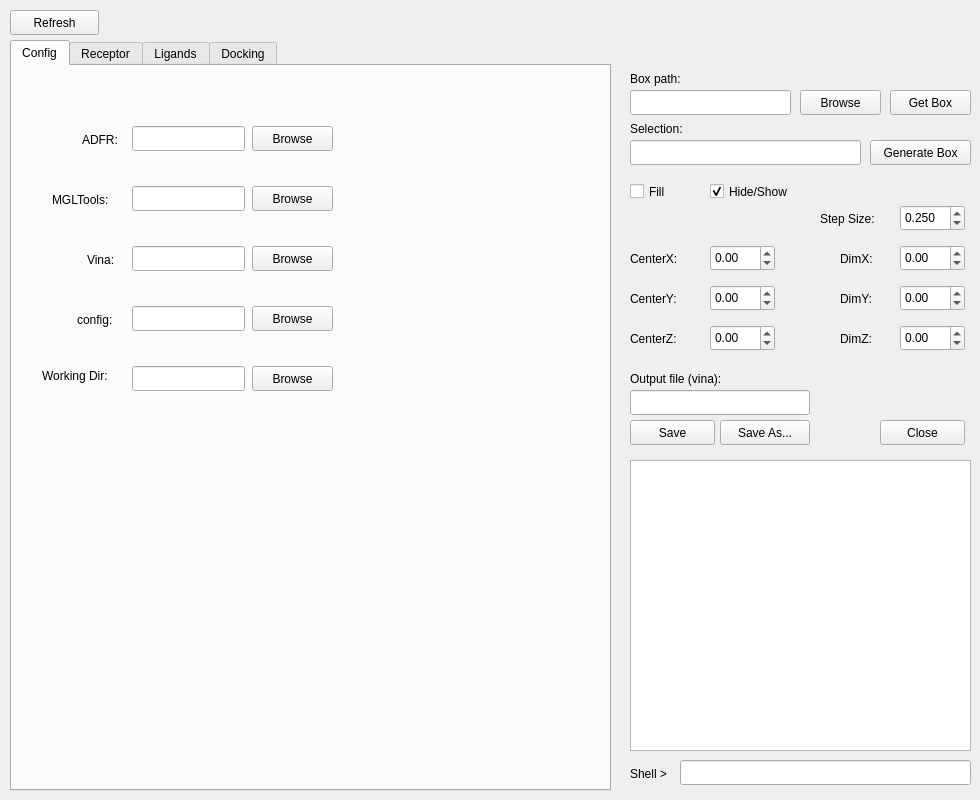
Old version of the form demowidget.ui in the repository gjonwick/MAGI-Dock.
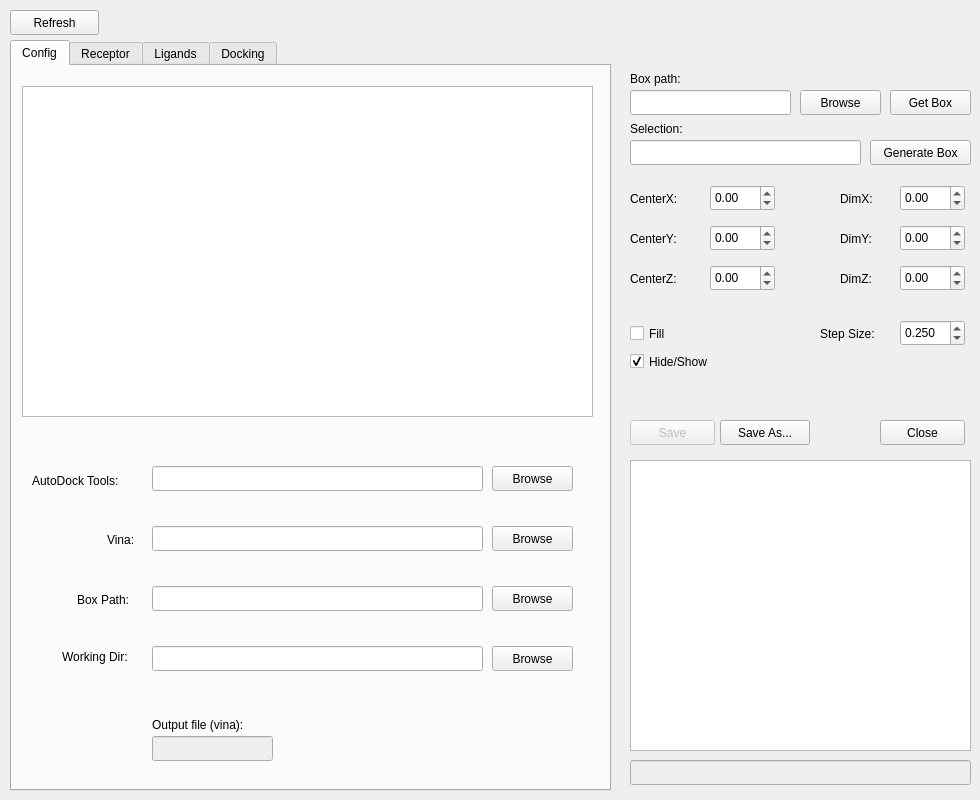
New version of the form. The open tabs and pages were chosen to show the change. Icons and pictures are not drawn.

```diff
--- a/demowidget.ui
+++ b/demowidget.ui
@@ -24,7 +24,7 @@
    <property name="geometry">
     <rect>
      <x>710</x>
-     <y>285</y>
+     <y>225</y>
      <width>65</width>
      <height>26</height>
     </rect>
@@ -43,7 +43,7 @@
    <property name="geometry">
     <rect>
      <x>710</x>
-     <y>325</y>
+     <y>265</y>
      <width>65</width>
      <height>26</height>
     </rect>
@@ -62,7 +62,7 @@
    <property name="geometry">
     <rect>
      <x>710</x>
-     <y>245</y>
+     <y>185</y>
      <width>65</width>
      <height>26</height>
     </rect>
@@ -97,7 +97,7 @@
    <property name="geometry">
     <rect>
      <x>630</x>
-     <y>250</y>
+     <y>190</y>
      <width>67</width>
      <height>17</height>
     </rect>
@@ -110,7 +110,7 @@
    <property name="geometry">
     <rect>
      <x>630</x>
-     <y>290</y>
+     <y>230</y>
      <width>67</width>
      <height>17</height>
     </rect>
@@ -123,7 +123,7 @@
    <property name="geometry">
     <rect>
      <x>630</x>
-     <y>330</y>
+     <y>270</y>
      <width>67</width>
      <height>17</height>
     </rect>
@@ -136,7 +136,7 @@
    <property name="geometry">
     <rect>
      <x>900</x>
-     <y>285</y>
+     <y>225</y>
      <width>65</width>
      <height>26</height>
     </rect>
@@ -155,7 +155,7 @@
    <property name="geometry">
     <rect>
      <x>900</x>
-     <y>245</y>
+     <y>185</y>
      <width>65</width>
      <height>26</height>
     </rect>
@@ -180,7 +180,7 @@
    <property name="geometry">
     <rect>
      <x>840</x>
-     <y>330</y>
+     <y>270</y>
      <width>51</width>
      <height>17</height>
     </rect>
@@ -193,7 +193,7 @@
    <property name="geometry">
     <rect>
      <x>900</x>
-     <y>325</y>
+     <y>265</y>
      <width>65</width>
      <height>26</height>
     </rect>
@@ -212,7 +212,7 @@
    <property name="geometry">
     <rect>
      <x>840</x>
-     <y>290</y>
+     <y>230</y>
      <width>51</width>
      <height>17</height>
     </rect>
@@ -225,7 +225,7 @@
    <property name="geometry">
     <rect>
      <x>840</x>
-     <y>250</y>
+     <y>190</y>
      <width>51</width>
      <height>17</height>
     </rect>
@@ -235,6 +235,9 @@
    </property>
   </widget>
   <widget class="QPushButton" name="save_btn">
+   <property name="enabled">
+    <bool>false</bool>
+   </property>
    <property name="geometry">
     <rect>
      <x>630</x>
@@ -312,7 +315,7 @@
    <property name="geometry">
     <rect>
      <x>900</x>
-     <y>205</y>
+     <y>320</y>
      <width>65</width>
      <height>26</height>
     </rect>
@@ -334,7 +337,7 @@
    <property name="geometry">
     <rect>
      <x>820</x>
-     <y>210</y>
+     <y>325</y>
      <width>67</width>
      <height>17</height>
     </rect>
@@ -343,37 +346,14 @@
     <string>Step Size:</string>
    </property>
   </widget>
-  <widget class="QLineEdit" name="vinaoutput">
-   <property name="geometry">
-    <rect>
-     <x>630</x>
-     <y>390</y>
-     <width>180</width>
-     <height>25</height>
-    </rect>
-   </property>
-  </widget>
-  <widget class="QLabel" name="label_8">
-   <property name="geometry">
-    <rect>
-     <x>630</x>
-     <y>370</y>
-     <width>171</width>
-     <height>17</height>
-    </rect>
-   </property>
-   <property name="text">
-    <string>Output file (vina):</string>
-   </property>
-  </widget>
   <widget class="QCheckBox" name="showBox_ch">
    <property name="enabled">
     <bool>true</bool>
    </property>
    <property name="geometry">
     <rect>
-     <x>710</x>
-     <y>180</y>
+     <x>630</x>
+     <y>350</y>
      <width>101</width>
      <height>23</height>
     </rect>
@@ -416,25 +396,12 @@
     <attribute name="title">
      <string>Config</string>
     </attribute>
-    <widget class="QLineEdit" name="adfrPath_txt">
-     <property name="geometry">
-      <rect>
-       <x>120</x>
-       <y>60</y>
-       <width>113</width>
-       <height>25</height>
-      </rect>
-     </property>
-     <property name="readOnly">
-      <bool>true</bool>
-     </property>
-    </widget>
     <widget class="QLineEdit" name="mglPath_txt">
      <property name="geometry">
       <rect>
-       <x>120</x>
-       <y>120</y>
-       <width>113</width>
+       <x>140</x>
+       <y>400</y>
+       <width>331</width>
        <height>25</height>
       </rect>
      </property>
@@ -445,9 +412,9 @@
     <widget class="QLineEdit" name="vinaPath_txt">
      <property name="geometry">
       <rect>
-       <x>120</x>
-       <y>180</y>
-       <width>113</width>
+       <x>140</x>
+       <y>460</y>
+       <width>331</width>
        <height>25</height>
       </rect>
      </property>
@@ -458,9 +425,9 @@
     <widget class="QLineEdit" name="configPath_txt">
      <property name="geometry">
       <rect>
-       <x>120</x>
-       <y>240</y>
-       <width>113</width>
+       <x>140</x>
+       <y>520</y>
+       <width>331</width>
        <height>25</height>
       </rect>
      </property>
@@ -468,37 +435,24 @@
       <bool>true</bool>
      </property>
     </widget>
-    <widget class="QLabel" name="label_22">
-     <property name="geometry">
-      <rect>
-       <x>70</x>
-       <y>65</y>
-       <width>67</width>
-       <height>17</height>
-      </rect>
-     </property>
-     <property name="text">
-      <string>ADFR:</string>
-     </property>
-    </widget>
     <widget class="QLabel" name="label_23">
      <property name="geometry">
       <rect>
-       <x>40</x>
-       <y>125</y>
-       <width>71</width>
-       <height>17</height>
+       <x>20</x>
+       <y>405</y>
+       <width>111</width>
+       <height>20</height>
       </rect>
      </property>
      <property name="text">
-      <string>MGLTools:</string>
+      <string>AutoDock Tools:</string>
      </property>
     </widget>
     <widget class="QLabel" name="label_24">
      <property name="geometry">
       <rect>
-       <x>75</x>
-       <y>185</y>
+       <x>95</x>
+       <y>465</y>
        <width>41</width>
        <height>17</height>
       </rect>
@@ -511,36 +465,20 @@
      <property name="geometry">
       <rect>
        <x>65</x>
-       <y>245</y>
+       <y>525</y>
        <width>67</width>
        <height>17</height>
       </rect>
      </property>
      <property name="text">
-      <string>config:</string>
+      <string>Box Path:</string>
      </property>
     </widget>
     <widget class="QPushButton" name="browseADFR_btn">
      <property name="geometry">
       <rect>
-       <x>240</x>
-       <y>60</y>
-       <width>81</width>
-       <height>25</height>
-      </rect>
-     </property>
-     <property name="focusPolicy">
-      <enum>Qt::NoFocus</enum>
-     </property>
-     <property name="text">
-      <string>Browse</string>
-     </property>
-    </widget>
-    <widget class="QPushButton" name="browseMGL_btn">
-     <property name="geometry">
-      <rect>
-       <x>240</x>
-       <y>120</y>
+       <x>480</x>
+       <y>400</y>
        <width>81</width>
        <height>25</height>
       </rect>
@@ -555,8 +493,8 @@
     <widget class="QPushButton" name="browseVina_btn">
      <property name="geometry">
       <rect>
-       <x>240</x>
-       <y>180</y>
+       <x>480</x>
+       <y>460</y>
        <width>81</width>
        <height>25</height>
       </rect>
@@ -571,8 +509,8 @@
     <widget class="QPushButton" name="browseConfig_btn">
      <property name="geometry">
       <rect>
-       <x>240</x>
-       <y>240</y>
+       <x>480</x>
+       <y>520</y>
        <width>81</width>
        <height>25</height>
       </rect>
@@ -600,9 +538,9 @@
     <widget class="QLineEdit" name="workignDir_txt">
      <property name="geometry">
       <rect>
-       <x>120</x>
-       <y>300</y>
-       <width>113</width>
+       <x>140</x>
+       <y>580</y>
+       <width>331</width>
        <height>25</height>
       </rect>
      </property>
@@ -613,8 +551,8 @@
     <widget class="QLabel" name="label_30">
      <property name="geometry">
       <rect>
-       <x>30</x>
-       <y>300</y>
+       <x>50</x>
+       <y>581</y>
        <width>91</width>
        <height>20</height>
       </rect>
@@ -626,8 +564,8 @@
     <widget class="QPushButton" name="browseWorkDir_btn">
      <property name="geometry">
       <rect>
-       <x>240</x>
-       <y>300</y>
+       <x>480</x>
+       <y>580</y>
        <width>81</width>
        <height>25</height>
       </rect>
@@ -639,6 +577,42 @@
       <string>Browse</string>
      </property>
     </widget>
+    <widget class="QLineEdit" name="vinaoutput">
+     <property name="enabled">
+      <bool>false</bool>
+     </property>
+     <property name="geometry">
+      <rect>
+       <x>140</x>
+       <y>670</y>
+       <width>121</width>
+       <height>25</height>
+      </rect>
+     </property>
+    </widget>
+    <widget class="QLabel" name="label_8">
+     <property name="geometry">
+      <rect>
+       <x>140</x>
+       <y>650</y>
+       <width>171</width>
+       <height>17</height>
+      </rect>
+     </property>
+     <property name="text">
+      <string>Output file (vina):</string>
+     </property>
+    </widget>
+    <widget class="QPlainTextEdit" name="introMessageBox">
+     <property name="geometry">
+      <rect>
+       <x>10</x>
+       <y>20</y>
+       <width>571</width>
+       <height>331</height>
+      </rect>
+     </property>
+    </widget>
    </widget>
    <widget class="QWidget" name="receptor_tab">
     <attribute name="title">
@@ -1363,8 +1337,8 @@
    <property name="geometry">
     <rect>
      <x>630</x>
-     <y>180</y>
-     <width>92</width>
+     <y>322</y>
+     <width>51</width>
      <height>23</height>
     </rect>
    </property>
@@ -1428,11 +1402,14 @@
    </property>
   </widget>
   <widget class="QLineEdit" name="shellInput_txt">
+   <property name="enabled">
+    <bool>false</bool>
+   </property>
    <property name="geometry">
     <rect>
-     <x>680</x>
+     <x>630</x>
      <y>760</y>
-     <width>291</width>
+     <width>341</width>
      <height>25</height>
     </rect>
    </property>
@@ -1440,19 +1417,6 @@
     <enum>Qt::StrongFocus</enum>
    </property>
   </widget>
-  <widget class="QLabel" name="label_31">
-   <property name="geometry">
-    <rect>
-     <x>630</x>
-     <y>765</y>
-     <width>51</width>
-     <height>17</height>
-    </rect>
-   </property>
-   <property name="text">
-    <string>Shell &gt;</string>
-   </property>
-  </widget>
  </widget>
  <resources/>
  <connections/>
```
Left out of the diff: 102 changed lines with no effect on the pictures.
